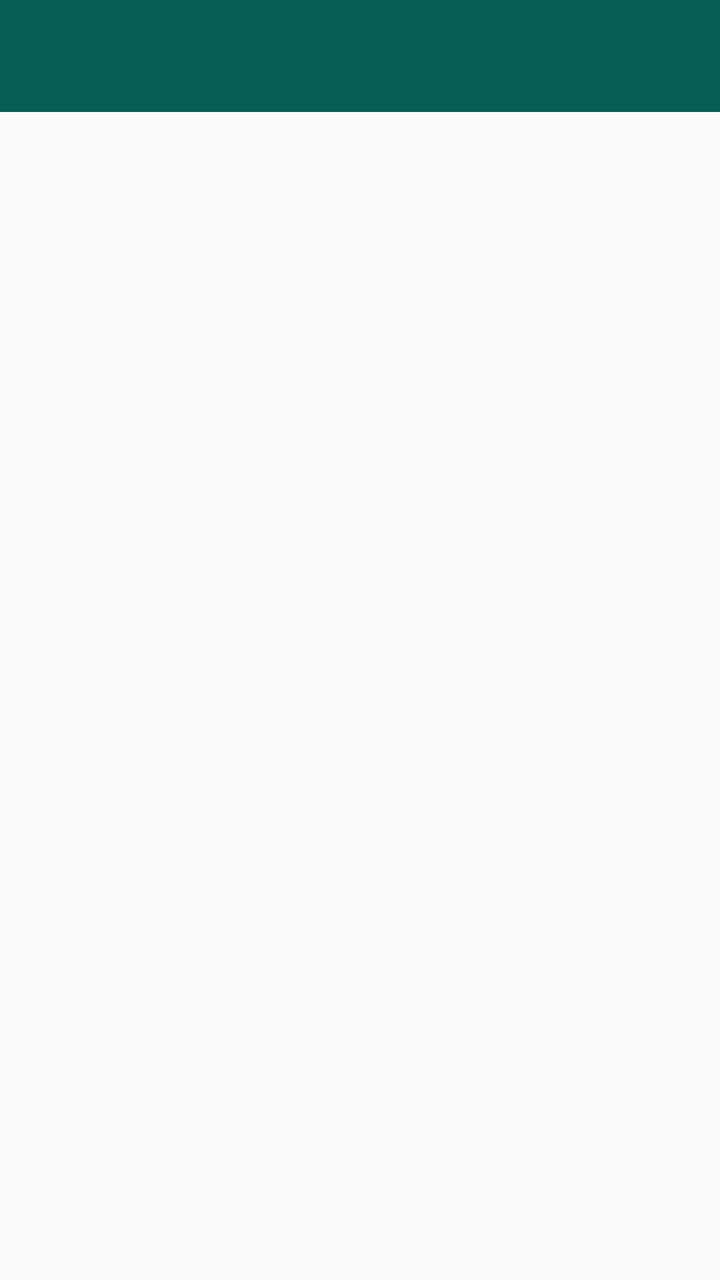
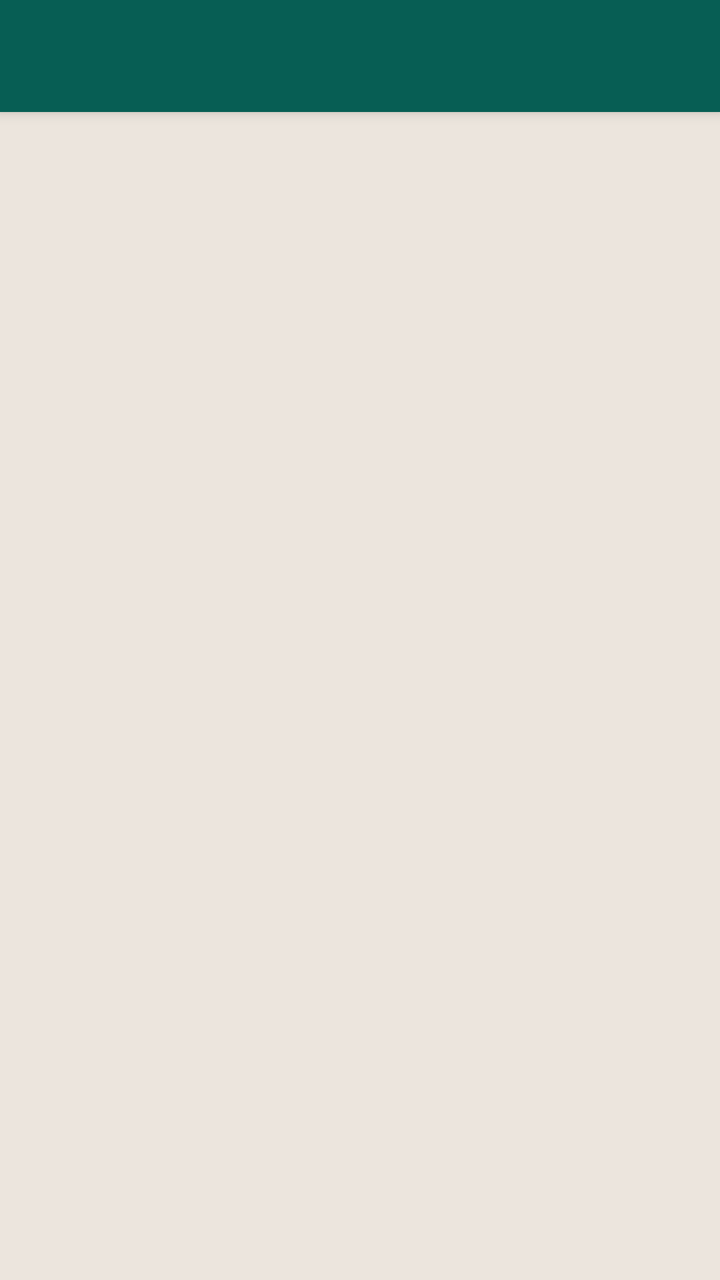

Screens rendered from an Android XML layout before and after an edit, with the pre-edit source and the edit as a unified diff.
<!-- AndroidManifest.xml: activity theme Theme.JavaChat.NoActionBar -->
<!-- res/layout/activity_chat.xml -->
<?xml version="1.0" encoding="utf-8"?>
<androidx.drawerlayout.widget.DrawerLayout
    xmlns:android="http://schemas.android.com/apk/res/android"
    android:id="@+id/drawerLayout"
    android:layout_width="match_parent"
    android:layout_height="match_parent">

    
    <LinearLayout
        android:layout_width="match_parent"
        android:layout_height="match_parent"
        android:orientation="vertical">

        <androidx.appcompat.widget.Toolbar
            android:id="@+id/toolbar"
            android:layout_width="match_parent"
            android:layout_height="?attr/actionBarSize"
            android:background="@color/colorPrimary"
            android:title="@string/chat_title"
            android:titleTextColor="@color/white"/>

        <FrameLayout
            android:id="@+id/fragmentContainer"
            android:layout_width="match_parent"
            android:layout_height="match_parent"/>

    </LinearLayout>

    
    <LinearLayout
        android:id="@+id/drawerOnlineUsers"
        android:layout_width="260dp"
        android:layout_height="match_parent"
        android:layout_gravity="end"
        android:orientation="vertical"
        android:background="@color/white"
        android:padding="16dp">

        <TextView
            android:layout_width="wrap_content"
            android:layout_height="wrap_content"
            android:text="@string/online_users_title"
            android:textSize="18sp"
            android:textStyle="bold"
            android:textColor="@color/colorPrimary"
            android:paddingBottom="8dp"/>

        <View
            android:layout_width="match_parent"
            android:layout_height="1dp"
            android:background="@color/divider_color"
            android:layout_marginBottom="8dp"/>

        <androidx.recyclerview.widget.RecyclerView
            android:id="@+id/rvOnlineUsers"
            android:layout_width="match_parent"
            android:layout_height="match_parent"/>

    </LinearLayout>

</androidx.drawerlayout.widget.DrawerLayout>
<!-- resources referenced by this layout -->
<resources>
  <color name="colorPrimary">#075E54</color>
  <color name="divider_color">#D0D0D0</color>
  <color name="white">#FFFFFFFF</color>
  <string name="chat_title">JavaChat</string>
  <string name="online_users_title">Online</string>
  <style name="Theme.JavaChat.NoActionBar" parent="Theme.AppCompat.Light.NoActionBar">
          <item name="colorPrimary">@color/colorPrimary</item>
          <item name="colorPrimaryDark">@color/colorPrimaryDark</item>
          <item name="colorAccent">@color/colorAccent</item>
      </style>
  <color name="colorPrimaryDark">#054D44</color>
  <color name="colorAccent">#25D366</color>
</resources>

<!-- the commit's change to res/layout/activity_chat.xml (unified diff, before → after) -->
@@ -3,13 +3,15 @@
     xmlns:android="http://schemas.android.com/apk/res/android"
     android:id="@+id/drawerLayout"
     android:layout_width="match_parent"
-    android:layout_height="match_parent">
+    android:layout_height="match_parent"
+    android:fitsSystemWindows="true">
 
     
     <LinearLayout
         android:layout_width="match_parent"
         android:layout_height="match_parent"
-        android:orientation="vertical">
+        android:orientation="vertical"
+        android:fitsSystemWindows="true">
 
         <androidx.appcompat.widget.Toolbar
             android:id="@+id/toolbar"
@@ -17,12 +19,14 @@
             android:layout_height="?attr/actionBarSize"
             android:background="@color/colorPrimary"
             android:title="@string/chat_title"
-            android:titleTextColor="@color/white"/>
+            android:titleTextColor="@color/white"
+            android:elevation="4dp"/>
 
         <FrameLayout
             android:id="@+id/fragmentContainer"
             android:layout_width="match_parent"
-            android:layout_height="match_parent"/>
+            android:layout_height="0dp"
+            android:layout_weight="1"/>
 
     </LinearLayout>
 
<!-- resource entries referenced after the edit -->
@@ -3,14 +3,17 @@
   <color name="colorPrimary">#075E54</color>
   <color name="divider_color">#D0D0D0</color>
   <color name="white">#FFFFFFFF</color>
-  <string name="chat_title">JavaChat</string>
+  <string name="chat_title">AchrafChat</string>
   <string name="online_users_title">Online</string>
   <style name="Theme.JavaChat.NoActionBar" parent="Theme.AppCompat.Light.NoActionBar">
           <item name="colorPrimary">@color/colorPrimary</item>
           <item name="colorPrimaryDark">@color/colorPrimaryDark</item>
           <item name="colorAccent">@color/colorAccent</item>
+          
+          <item name="android:windowBackground">@color/background_chat</item>
       </style>
   <color name="colorPrimaryDark">#054D44</color>
   <color name="colorAccent">#25D366</color>
+  <color name="background_chat">#ECE5DD</color>
 </resources>
 
